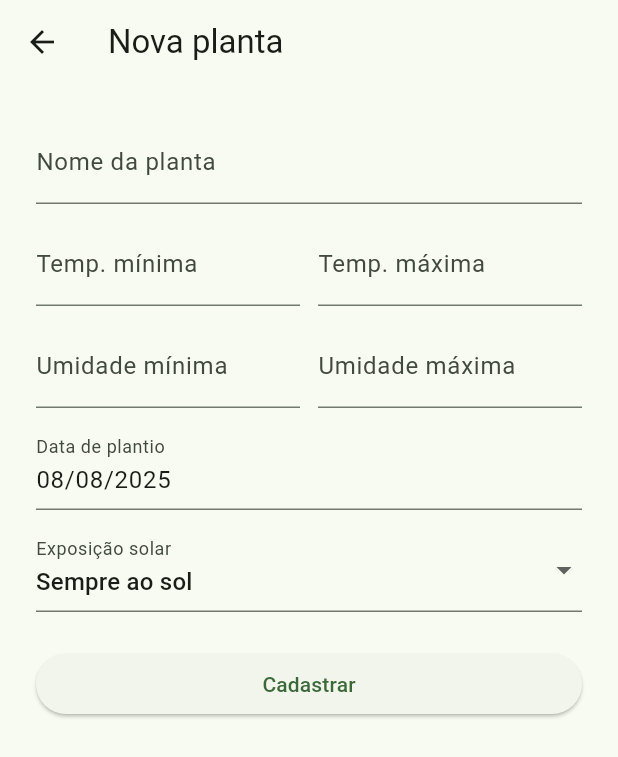
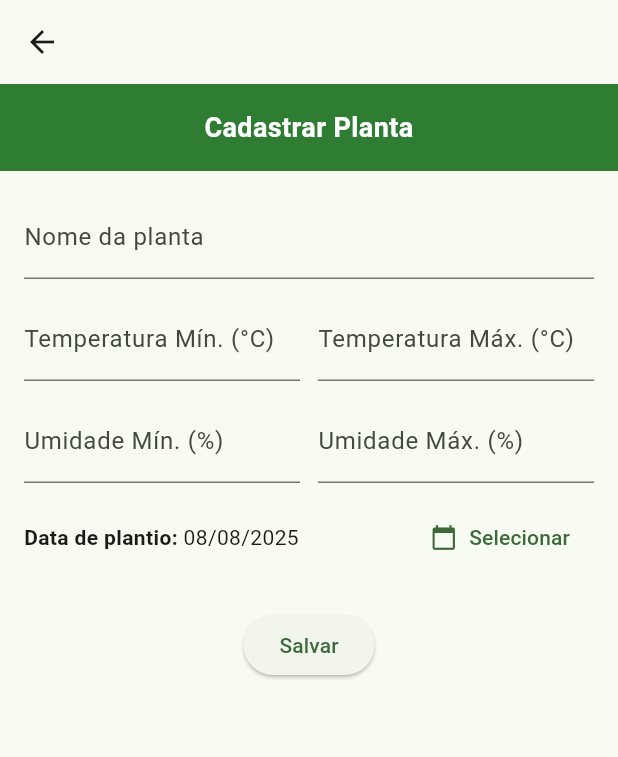
Before and after one commit to reds1gn4l/DSI-Grupo1, a Flutter app: the screen it shows after launch, after a tap on "Login", after a tap on "Cadastrar nova planta", on a phone screen of 412 x 824 dp. Shown: the top 757 px of the screen. Run offline on Flutter 3.47's test engine with Material 3 defaults, Android fonts, the phone set to English and light mode, and no system bars; our stand-ins replace cloud_firestore, firebase_core, flutter_map, geocoding, latlong2; accounts and stored records are empty.

Commit message:
Correção de telas, ajustes de informações e outras melhorias

```diff
--- a/smartgreen/lib/screens/plant_form_page.dart
+++ b/smartgreen/lib/screens/plant_form_page.dart
@@ -15,114 +15,94 @@ class PlantFormPage extends StatefulWidget {
 class _PlantFormPageState extends State<PlantFormPage> {
   final _formKey = GlobalKey<FormState>();
   final _nameController = TextEditingController();
-  final _temperaturaMinController = TextEditingController();
-  final _temperaturaMaxController = TextEditingController();
+  final _tempMinController = TextEditingController();
+  final _tempMaxController = TextEditingController();
   final _umidadeMinController = TextEditingController();
   final _umidadeMaxController = TextEditingController();
-  final _plantingDateController = TextEditingController();
 
-  String? _selectedLight = 'sol';
-  final _service = PlantService();
+  late DateTime _dataPlantio;
 
   @override
   void initState() {
     super.initState();
 
+    // Preenche os campos se for edição
     if (widget.plant != null) {
-      final p = widget.plant!;
-      _nameController.text = p.name;
-      _temperaturaMinController.text = p.temperaturaMin?.toString() ?? '';
-      _temperaturaMaxController.text = p.temperaturaMax?.toString() ?? '';
-      _umidadeMinController.text = p.umidadeMin?.toString() ?? '';
-      _umidadeMaxController.text = p.umidadeMax?.toString() ?? '';
-      _plantingDateController.text = p.plantingDate ?? '';
-      _selectedLight = p.lightPreference ?? 'sol';
+      _nameController.text = widget.plant!.name;
+      _tempMinController.text = widget.plant!.temperaturaMin?.toString() ?? '';
+      _tempMaxController.text = widget.plant!.temperaturaMax?.toString() ?? '';
+      _umidadeMinController.text = widget.plant!.umidadeMin?.toString() ?? '';
+      _umidadeMaxController.text = widget.plant!.umidadeMax?.toString() ?? '';
+      _dataPlantio = widget.plant!.dataPlantio ?? DateTime.now();
     } else {
-      _plantingDateController.text = DateFormat(
-        'dd/MM/yyyy',
-      ).format(DateTime.now());
+      _dataPlantio = DateTime.now(); // pré-preenchida com a data do dia
     }
   }
 
-  void _submit() async {
-    if (!_formKey.currentState!.validate()) return;
-
-    // Coleta os valores
-    final temperaturaMin = int.tryParse(_temperaturaMinController.text);
-    final temperaturaMax = int.tryParse(_temperaturaMaxController.text);
-    final umidadeMin = int.tryParse(_umidadeMinController.text);
-    final umidadeMax = int.tryParse(_umidadeMaxController.text);
-
-    // Lógica para determinar o status
-    int erros = 0;
-    if (temperaturaMin == null || temperaturaMin < 10 || temperaturaMin > 40)
-      erros++;
-    if (temperaturaMax == null || temperaturaMax < 10 || temperaturaMax > 40)
-      erros++;
-    if (umidadeMin == null || umidadeMin < 20 || umidadeMin > 90) erros++;
-    if (umidadeMax == null || umidadeMax < 20 || umidadeMax > 90) erros++;
-
-    String status;
-    if (erros >= 3) {
-      status = 'vermelho';
-    } else if (erros == 2) {
-      status = 'laranja';
-    } else if (erros == 1) {
-      status = 'amarelo';
-    } else {
-      status = 'verde';
-    }
-
-    final newPlant = Plant(
-      id: widget.plant?.id ?? '',
-      name: _nameController.text.trim(),
-      status: status,
-      temperaturaMin: temperaturaMin,
-      temperaturaMax: temperaturaMax,
-      umidadeMin: umidadeMin,
-      umidadeMax: umidadeMax,
-      plantingDate: _plantingDateController.text.trim(),
-      lightPreference: _selectedLight,
-    );
-
-    if (widget.plant == null) {
-      await _service.addPlant(newPlant);
-    } else {
-      await _service.updatePlant(newPlant);
-    }
-
-    Navigator.pop(context);
+  @override
+  void dispose() {
+    _nameController.dispose();
+    _tempMinController.dispose();
+    _tempMaxController.dispose();
+    _umidadeMinController.dispose();
+    _umidadeMaxController.dispose();
+    super.dispose();
   }
 
   @override
   Widget build(BuildContext context) {
-    final isEdit = widget.plant != null;
+    final headerTitle =
+        widget.plant == null ? 'Cadastrar Planta' : 'Editar Planta';
 
     return Scaffold(
-      appBar: AppBar(title: Text(isEdit ? 'Editar planta' : 'Nova planta')),
-      body: Padding(
-        padding: const EdgeInsets.all(24),
+      appBar: AppBar(backgroundColor: Colors.transparent, elevation: 0),
+      body: Column(
+        children: [
+          // Faixa verde com título
+          Container(
+            width: double.infinity,
+            padding: const EdgeInsets.all(16),
+            color: const Color(0xFF2E7D32),
+            child: Text(
+              headerTitle,
+              style: const TextStyle(
+                fontSize: 18,
+                color: Colors.white,
+                fontWeight: FontWeight.w600,
+              ),
+              textAlign: TextAlign.center,
+            ),
+          ),
+          Expanded(
+            child: SingleChildScrollView(
+              padding: const EdgeInsets.all(16),
               child: Form(
                 key: _formKey,
-          child: ListView(
+                child: Column(
                   children: [
+                    // Nome
                     TextFormField(
                       controller: _nameController,
-                decoration: const InputDecoration(labelText: 'Nome da planta'),
-                validator:
-                    (value) =>
-                        value == null || value.isEmpty
-                            ? 'Informe o nome'
-                            : null,
+                      decoration: const InputDecoration(
+                        labelText: 'Nome da planta',
+                      ),
+                      validator: (value) {
+                        if (value == null || value.trim().isEmpty) {
+                          return 'Informe o nome da planta';
+                        }
+                        return null;
+                      },
                     ),
                     const SizedBox(height: 12),
+
+                    // Temperatura min / max
                     Row(
                       children: [
                         Expanded(
                           child: TextFormField(
-                      controller: _temperaturaMinController,
+                            controller: _tempMinController,
                             decoration: const InputDecoration(
-                        labelText: 'Temp. mínima',
+                              labelText: 'Temperatura Mín. (°C)',
                             ),
                             keyboardType: TextInputType.number,
                           ),
@@ -130,9 +110,9 @@ class _PlantFormPageState extends State<PlantFormPage> {
                         const SizedBox(width: 12),
                         Expanded(
                           child: TextFormField(
-                      controller: _temperaturaMaxController,
+                            controller: _tempMaxController,
                             decoration: const InputDecoration(
-                        labelText: 'Temp. máxima',
+                              labelText: 'Temperatura Máx. (°C)',
                             ),
                             keyboardType: TextInputType.number,
                           ),
@@ -140,13 +120,15 @@ class _PlantFormPageState extends State<PlantFormPage> {
                       ],
                     ),
                     const SizedBox(height: 12),
+
+                    // Umidade min / max
                     Row(
                       children: [
                         Expanded(
                           child: TextFormField(
                             controller: _umidadeMinController,
                             decoration: const InputDecoration(
-                        labelText: 'Umidade mínima',
+                              labelText: 'Umidade Mín. (%)',
                             ),
                             keyboardType: TextInputType.number,
                           ),
@@ -156,7 +138,7 @@ class _PlantFormPageState extends State<PlantFormPage> {
                           child: TextFormField(
                             controller: _umidadeMaxController,
                             decoration: const InputDecoration(
-                        labelText: 'Umidade máxima',
+                              labelText: 'Umidade Máx. (%)',
                             ),
                             keyboardType: TextInputType.number,
                           ),
@@ -164,38 +146,74 @@ class _PlantFormPageState extends State<PlantFormPage> {
                       ],
                     ),
                     const SizedBox(height: 12),
-              TextFormField(
-                controller: _plantingDateController,
-                decoration: const InputDecoration(labelText: 'Data de plantio'),
+
+                    // Data de plantio
+                    Row(
+                      children: [
+                        const Text(
+                          'Data de plantio: ',
+                          style: TextStyle(fontWeight: FontWeight.w600),
                         ),
-              const SizedBox(height: 12),
-              DropdownButtonFormField<String>(
-                value: _selectedLight,
-                decoration: const InputDecoration(labelText: 'Exposição solar'),
-                items: const [
-                  DropdownMenuItem(value: 'sol', child: Text('Sempre ao sol')),
-                  DropdownMenuItem(
-                    value: 'sombra',
-                    child: Text('Sempre à sombra'),
-                  ),
-                  DropdownMenuItem(
-                    value: 'parcial',
-                    child: Text('Parcialmente exposta'),
+                        Text(DateFormat('dd/MM/yyyy').format(_dataPlantio)),
+                        const Spacer(),
+                        TextButton.icon(
+                          icon: const Icon(Icons.calendar_today, size: 18),
+                          label: const Text('Selecionar'),
+                          onPressed: () async {
+                            final picked = await showDatePicker(
+                              context: context,
+                              initialDate: _dataPlantio,
+                              firstDate: DateTime(2000),
+                              lastDate: DateTime.now(),
+                            );
+                            if (!mounted) return;
+                            if (picked != null) {
+                              setState(() => _dataPlantio = picked);
+                            }
+                          },
                         ),
                       ],
-                onChanged: (value) {
-                  setState(() => _selectedLight = value);
-                },
                     ),
                     const SizedBox(height: 24),
+
+                    // Botão salvar
                     ElevatedButton(
-                onPressed: _submit,
-                child: Text(isEdit ? 'Salvar' : 'Cadastrar'),
+                      onPressed: _savePlant,
+                      child: Text(
+                        widget.plant == null ? 'Salvar' : 'Salvar alterações',
+                      ),
                     ),
                   ],
                 ),
               ),
             ),
+          ),
+        ],
+      ),
     );
   }
+
+  Future<void> _savePlant() async {
+    if (!_formKey.currentState!.validate()) return;
+
+    final plant = Plant(
+      id: widget.plant?.id ?? '',
+      name: _nameController.text.trim(),
+      temperaturaMin: int.tryParse(_tempMinController.text),
+      temperaturaMax: int.tryParse(_tempMaxController.text),
+      umidadeMin: int.tryParse(_umidadeMinController.text),
+      umidadeMax: int.tryParse(_umidadeMaxController.text),
+      dataPlantio: _dataPlantio, // ✅ volta a salvar a data
+      status: widget.plant?.status ?? 'cinza', // exigido pelo construtor
+      // se seu modelo tiver mais campos obrigatórios, inclua aqui
+    );
+
+    if (widget.plant == null) {
+      await PlantService().addPlant(plant);
+    } else {
+      await PlantService().updatePlant(plant);
     }
+
+    if (mounted) Navigator.pop(context);
+  }
+}
--- a/smartgreen/lib/screens/plant_list_page.dart
+++ b/smartgreen/lib/screens/plant_list_page.dart
@@ -2,6 +2,7 @@ import 'package:flutter/material.dart';
 import '../models/plant.dart';
 import '../services/plant_service.dart';
 import '../widgets/plant_card_widget.dart';
+import '../widgets/leaf_glyph.dart';
 import 'plant_form_page.dart';
 
 class PlantListPage extends StatefulWidget {
@@ -13,31 +14,145 @@ class PlantListPage extends StatefulWidget {
 
 class _PlantListPageState extends State<PlantListPage> {
   final PlantService _service = PlantService();
+  final TextEditingController _searchController = TextEditingController();
+  String _query = '';
+
+  @override
+  void initState() {
+    super.initState();
+    _searchController.addListener(() {
+      final newQuery = _searchController.text.trim();
+      if (newQuery != _query) {
+        setState(() => _query = newQuery);
+      }
+    });
+  }
+
+  @override
+  void dispose() {
+    _searchController.dispose();
+    super.dispose();
+  }
 
   @override
   Widget build(BuildContext context) {
-    return Scaffold(
-      body: StreamBuilder<List<Plant>>(
+    return Stack(
+      children: [
+        // Conteúdo (busca + lista / placeholder)
+        Column(
+          children: [
+            // Barra de pesquisa
+            Padding(
+              padding: const EdgeInsets.fromLTRB(16, 8, 16, 8),
+              child: TextField(
+                controller: _searchController,
+                textInputAction: TextInputAction.search,
+                decoration: InputDecoration(
+                  hintText: 'Pesquisar planta...',
+                  prefixIcon: const Icon(Icons.search),
+                  filled: true,
+                  fillColor: Colors.white,
+                  contentPadding: const EdgeInsets.symmetric(
+                    vertical: 12,
+                    horizontal: 12,
+                  ),
+                  border: OutlineInputBorder(
+                    borderRadius: BorderRadius.circular(12),
+                    borderSide: const BorderSide(color: Colors.black12),
+                  ),
+                  enabledBorder: OutlineInputBorder(
+                    borderRadius: BorderRadius.circular(12),
+                    borderSide: const BorderSide(color: Colors.black12),
+                  ),
+                  focusedBorder: OutlineInputBorder(
+                    borderRadius: BorderRadius.circular(12),
+                    borderSide: const BorderSide(color: Colors.green),
+                  ),
+                  suffixIcon:
+                      _query.isEmpty
+                          ? null
+                          : IconButton(
+                            tooltip: 'Limpar',
+                            icon: const Icon(Icons.clear),
+                            onPressed: () => _searchController.clear(),
+                          ),
+                ),
+              ),
+            ),
+
+            // Lista de cards OU folha gigante (se vazio)
+            Expanded(
+              child: StreamBuilder<List<Plant>>(
                 stream: _service.getPlants(),
                 builder: (context, snapshot) {
                   if (snapshot.connectionState == ConnectionState.waiting) {
                     return const Center(child: CircularProgressIndicator());
                   }
+                  if (snapshot.hasError) {
+                    return const Center(
+                      child: Text('Erro ao carregar plantas'),
+                    );
+                  }
 
                   final plants = snapshot.data ?? [];
 
+                  if (plants.isEmpty) {
+                    // Placeholder com a folha cinza
+                    return LayoutBuilder(
+                      builder: (context, constraints) {
+                        final availableHeight = constraints.maxHeight;
+                        final leafSize = availableHeight * 0.5; // ~50%
+
+                        return Center(
+                          child: Padding(
+                            // deixa espaço pro botão que fica por cima
+                            padding: const EdgeInsets.only(bottom: 96),
+                            child: LeafGlyph(
+                              size: leafSize,
+                              color: Colors.grey.shade400,
+                            ),
+                          ),
+                        );
+                      },
+                    );
+                  }
+
+                  // Reordena: correspondentes primeiro, resto depois
+                  final q = _query.toLowerCase();
+                  final matches = <Plant>[];
+                  final nonMatches = <Plant>[];
+                  for (final p in plants) {
+                    final name = p.name.toLowerCase();
+                    if (q.isEmpty || name.contains(q)) {
+                      matches.add(p);
+                    } else {
+                      nonMatches.add(p);
+                    }
+                  }
+                  final ordered = [...matches, ...nonMatches];
+
                   return ListView.builder(
-            padding: const EdgeInsets.only(bottom: 80),
-            itemCount: plants.length,
+                    padding: const EdgeInsets.only(bottom: 110),
+                    itemCount: ordered.length,
                     itemBuilder: (context, index) {
-              return PlantCardWidget(plant: plants[index]);
+                      final plant = ordered[index];
+                      return PlantCardWidget(plant: plant);
                     },
                   );
                 },
               ),
-      floatingActionButton: Padding(
-        padding: const EdgeInsets.only(bottom: 16),
+            ),
+          ],
+        ),
+
+        // Botão flutuante centralizado no rodapé
+        Positioned(
+          left: 0,
+          right: 0,
+          bottom: 16,
+          child: Center(
             child: FloatingActionButton.extended(
+              heroTag: 'fab_add_plant',
               onPressed: () {
                 Navigator.push(
                   context,
@@ -46,9 +161,12 @@ class _PlantListPageState extends State<PlantListPage> {
               },
               icon: const Icon(Icons.add),
               label: const Text('Cadastrar nova planta'),
+              backgroundColor: const Color(0xFFA5D6A7), // tom verdinho suave
+              foregroundColor: Colors.black87,
             ),
           ),
-      floatingActionButtonLocation: FloatingActionButtonLocation.centerFloat,
+        ),
+      ],
     );
   }
 }
--- /dev/null
+++ b/smartgreen/lib/widgets/leaf_glyph.dart
@@ -0,0 +1,16 @@
+import 'package:flutter/material.dart';
+
+/// Folha reutilizável para status/placeholder.
+/// Use `color` para definir a cor (ex.: Colors.grey.shade400)
+/// e `size` para o tamanho.
+class LeafGlyph extends StatelessWidget {
+  final double size;
+  final Color color;
+
+  const LeafGlyph({super.key, required this.size, this.color = Colors.grey});
+
+  @override
+  Widget build(BuildContext context) {
+    return Icon(Icons.eco, size: size, color: color);
+  }
+}
```
Also changed, not shown: smartgreen/lib/screens/plant_detail_page.dart (added, +312 -0 lines). Lines whose indentation alone changed are shown as unchanged.
